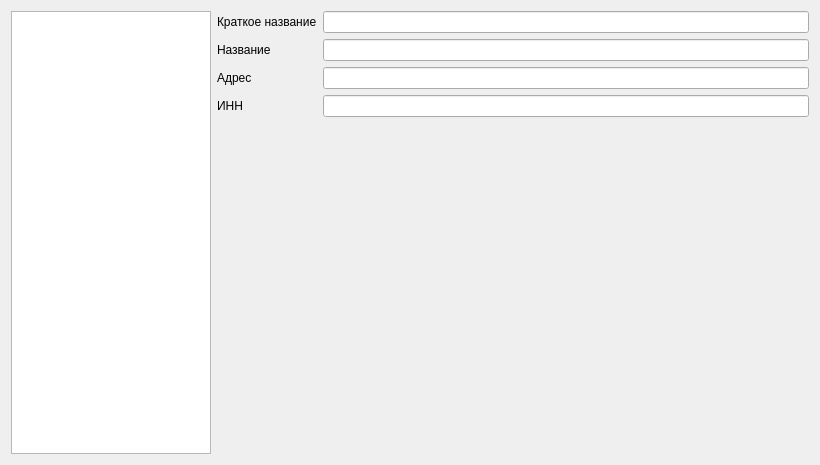
This is formcarrier.ui in Sergeyego/facts as Qt 5 draws it before an edit. The edited form follows.
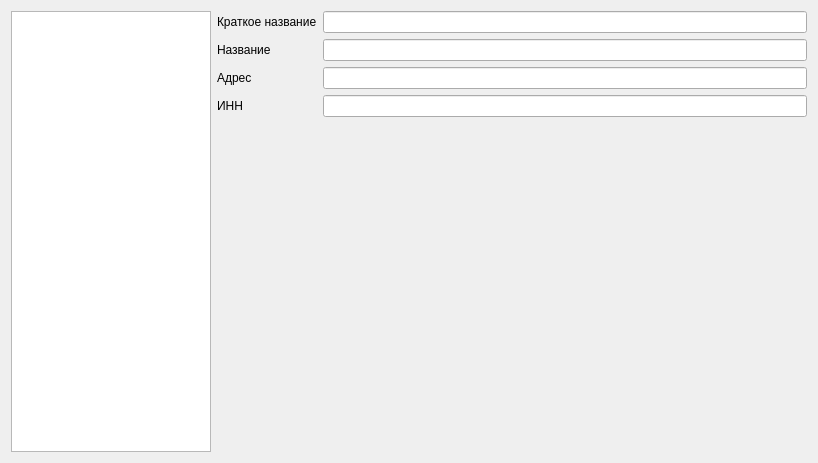
This is the edited form.

```diff
--- a/formcarrier.ui
+++ b/formcarrier.ui
@@ -6,8 +6,8 @@
    <rect>
     <x>0</x>
     <y>0</y>
-    <width>820</width>
-    <height>465</height>
+    <width>818</width>
+    <height>463</height>
    </rect>
   </property>
   <property name="windowTitle">
```
Left out of the diff: 17 changed lines with no effect on the pictures.
